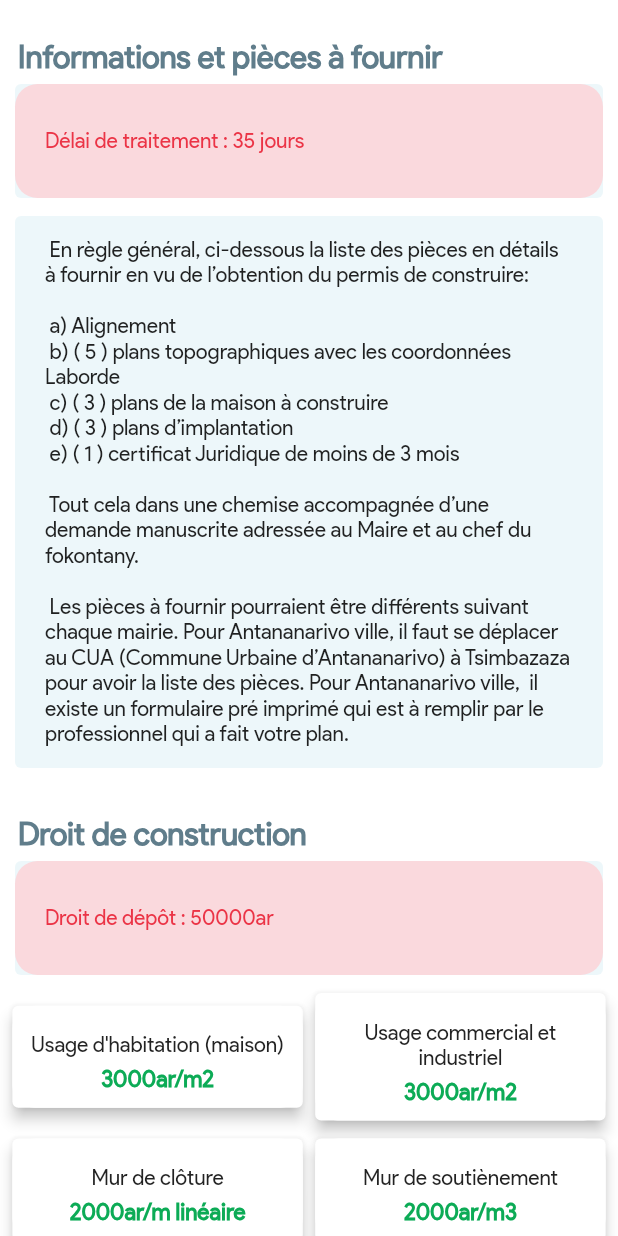
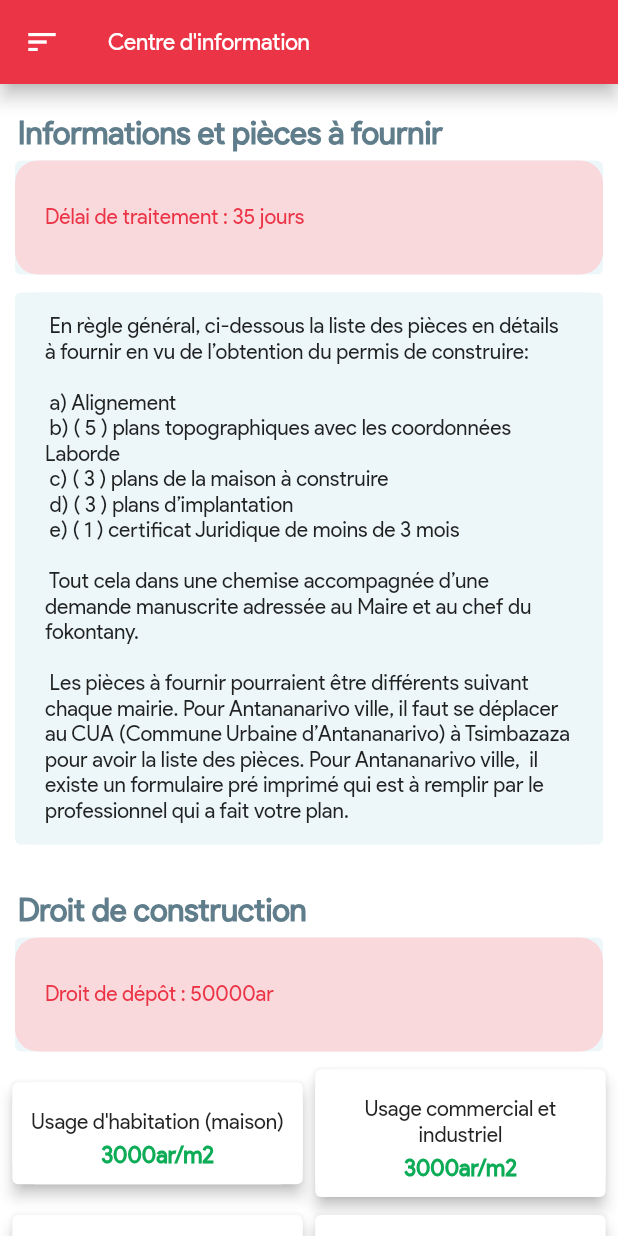
Before and after one commit to iTeam-S/Buildeo, a Flutter app: the InfoScreen screen opened by its route, on a phone screen of 412 x 824 dp. Run offline on Flutter 3.47's test engine with Material 2 defaults, Android fonts, the phone set to English and light mode, and no system bars; our stand-ins replace dio, file_picker, get, get_storage, rounded_loading_button, shimmer; missing offline and left inert: city_picker_from_map, qr_code_scanner; accounts and stored records are empty.

Commit message:
Appbar updated

```diff
--- a/lib/view/home.dart
+++ b/lib/view/home.dart
@@ -164,7 +164,8 @@ class _HomeScreenState extends State<HomeScreen> {
             Container(
               margin: EdgeInsets.only(top: 25, left: 12),
               child: Text("Centre d'information",
-                  style: TextStyle(fontSize: 21, fontWeight: FontWeight.bold, color: Colors.blueGrey))
+                style: TextStyle(fontSize: 21, fontWeight: FontWeight.bold, color: Colors.blueGrey)
+              )
             ),
             Card(
               color: Color(0xffedf7fa),
--- a/lib/view/info.dart
+++ b/lib/view/info.dart
@@ -1,5 +1,6 @@
 import 'package:flutter/material.dart';
 import 'package:get/get.dart';
+import 'package:buildeo/view/widget/drawer.dart';
 
 class InfoScreen extends StatefulWidget {
   @override
@@ -9,16 +10,32 @@ class InfoScreen extends StatefulWidget {
 
 class _InfoScreen extends State<InfoScreen> {
 
+  final GlobalKey<ScaffoldState> _key = GlobalKey();
+  AppDrawer drawer = AppDrawer();
+
   @override
   Widget build(BuildContext context) {
     return Scaffold(
+      key: _key,
+      drawer: drawer,
+      appBar: AppBar(
+        leading: IconButton( onPressed: () {
+          //Get.to(AppDrawer());
+          _key.currentState!.openDrawer();
+          },
+          icon: const Icon(Icons.sort, color: Colors.white),
+        ),
+        title: Text("Centre d'information", style: TextStyle(fontSize: 15),),
+        backgroundColor: Color(0xffeb3446),
+        elevation: 5,
+      ),
       body:Container(
         alignment: Alignment.center,
         color: Colors.white,
         child: ListView(
           children: [
             Container(
-              margin: EdgeInsets.only(top: 25, left: 12),
+              margin: EdgeInsets.only(top: 20, left: 12),
               child: Text("Informations et pièces à fournir",
                 style: TextStyle(fontSize: 21, fontWeight: FontWeight.bold, color: Colors.blueGrey)
               )
--- a/lib/view/widget/drawer.dart
+++ b/lib/view/widget/drawer.dart
@@ -202,7 +202,9 @@ class AppDrawer extends StatelessWidget {
                             ),
                           ),
                           title: const Text("Faire une demande de permis"),
-                          onTap: () {},
+                          onTap: () {
+                            Get.toNamed('/form');
+                          },
                           hoverColor: const Color(0xffceeaf2),
                           trailing: const Icon(Icons.chevron_right),
                         ),
```
Also changed, not shown: lib/view/map.dart (+16 -2 lines).
